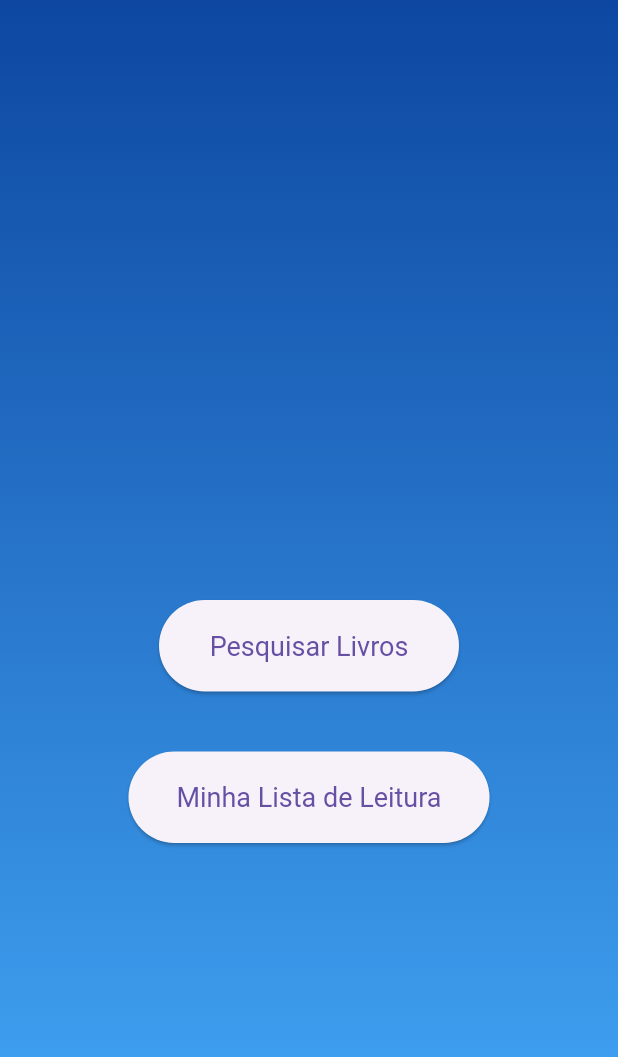
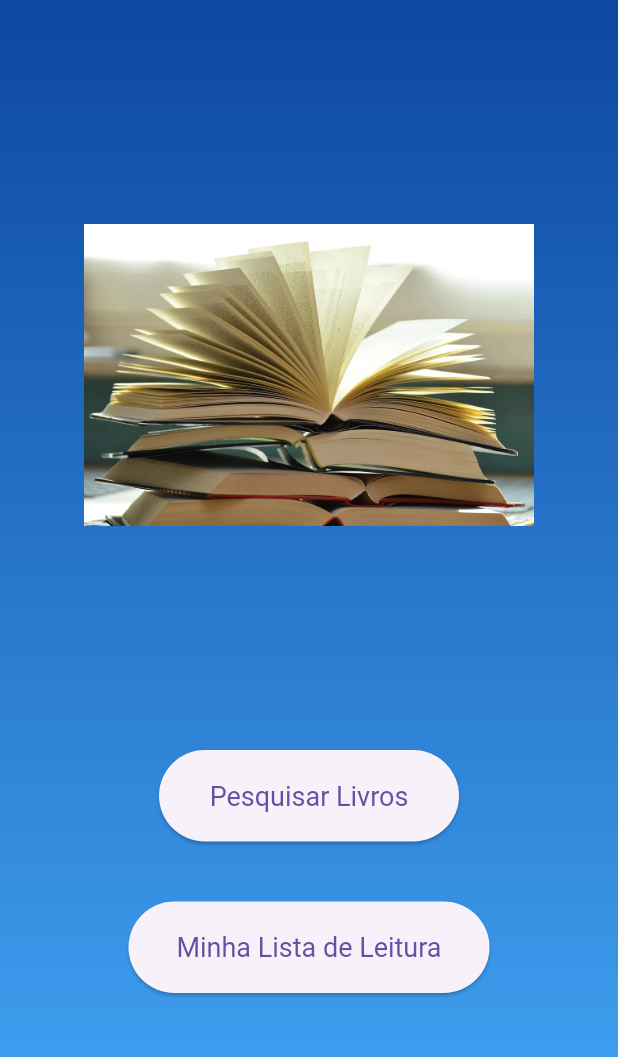
Before and after one commit to eduardonicioli/list_book, a Flutter app: the screen it shows after launch, on a phone screen of 412 x 824 dp, the part 84-1141 px from its top. Run offline on Flutter 3.47's test engine with Material 3 defaults, Android fonts, the phone set to English and light mode, and no system bars; our stand-ins replace sqflite, sqflite_common_ffi; accounts and stored records are empty.

Commit message:
update final

```diff
--- a/lib/database/banco_de_dados.dart
+++ b/lib/database/banco_de_dados.dart
@@ -4,7 +4,9 @@ import '../models/livro_modelo.dart';
 
 class BancoDeDados {
   static final BancoDeDados _instance = BancoDeDados._internal();
+
   factory BancoDeDados() => _instance;
+
   BancoDeDados._internal();
 
   static Database? _database;
@@ -30,7 +32,8 @@ class BancoDeDados {
 
   Future<void> inserirLivro(Livro livro) async {
     final db = await database;
-    await db.insert('livros', livro.toMap(), conflictAlgorithm: ConflictAlgorithm.replace);
+    await db.insert('livros', livro.toMap(),
+        conflictAlgorithm: ConflictAlgorithm.replace);
   }
 
   Future<List<Livro>> buscarLivros() async {
--- a/lib/main.dart
+++ b/lib/main.dart
@@ -1,7 +1,8 @@
 import 'package:flutter/material.dart';
 import 'my_app.dart';
 import 'package:sqflite_common_ffi/sqflite_ffi.dart';
-import 'package:flutter/foundation.dart' show defaultTargetPlatform, TargetPlatform;
+import 'package:flutter/foundation.dart'
+    show defaultTargetPlatform, TargetPlatform;
 
 void main() {
   // Verifica se a plataforma é desktop (Windows, macOS ou Linux)
--- a/lib/my_app.dart
+++ b/lib/my_app.dart
@@ -10,7 +10,6 @@ class MyApp extends StatelessWidget {
   Widget build(BuildContext context) {
     return MaterialApp(
       debugShowCheckedModeBanner: false,
-      title: 'Aplicativo de Livros',
       theme: ThemeData(
         primarySwatch: Colors.blue,
       ),
@@ -18,7 +17,7 @@ class MyApp extends StatelessWidget {
       routes: {
         '/': (context) => const TelaInicial(),
         '/pesquisaLivros': (context) => PesquisaLivrosPagina(),
-        '/listaLeitura': (context) => const ListaLeituraPagina(),
+        '/listaLeitura': (context) => ListaLeituraPagina(),
       },
     );
   }
--- a/lib/pages/tela_inicial.dart
+++ b/lib/pages/tela_inicial.dart
@@ -29,7 +29,14 @@ class TelaInicial extends StatelessWidget {
         child: Center(
           child: Column(
             children: [
-              const SizedBox(height: 400),
+              const SizedBox(height: 100),
+              Image.asset(
+                'assets/imagens/book.jpeg',
+                height: 300,
+                width: 300,
+                fit: BoxFit.contain,
+              ),
+              const SizedBox(height: 100),
               ElevatedButton(
                 onPressed: () {
                   Navigator.pushNamed(context, '/pesquisaLivros');
--- a/lib/repositories/repositorio.dart
+++ b/lib/repositories/repositorio.dart
@@ -4,7 +4,8 @@ import '../models/livro_modelo.dart';
 
 class Repositorio {
   Future<List<Livro>> buscarLivros(String consulta) async {
-    final response = await http.get(Uri.parse('https://www.googleapis.com/books/v1/volumes?q=$consulta'));
+    final response = await http.get(
+        Uri.parse('https://www.googleapis.com/books/v1/volumes?q=$consulta'));
 
     if (response.statusCode == 200) {
       final Map<String, dynamic> data = json.decode(response.body);
--- a/pubspec.yaml
+++ b/pubspec.yaml
@@ -70,6 +70,7 @@ flutter:
 
   assets:
     - assets/imagens/logo.png
+    - assets/imagens/book.jpeg
 
   # To add assets to your application, add an assets section, like this:
   # assets:
```
Also changed, not shown: lib/models/livro_modelo.dart (+5 -4 lines), lib/pages/lista_leitura_pagina.dart (+5 -8 lines), lib/pages/pesquisa_livros_pagina.dart (+6 -4 lines), assets/imagens/book.jpeg (added), assets/imagens/logo2.png (deleted), pubspec.lock.
